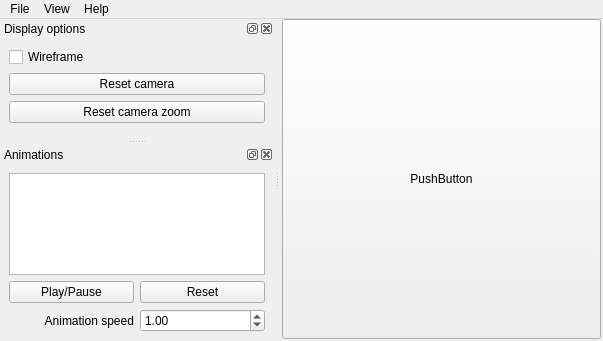
Before: the Qt Designer form ui/mainwindow.ui in mapret/modelviewer, drawn with Qt 5.
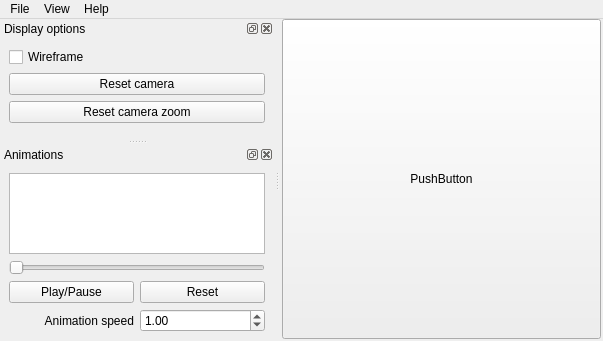
After: the same form once the commit is applied.

Commit message: Added slider which manually changes animation time

```diff
--- a/ui/mainwindow.ui
+++ b/ui/mainwindow.ui
@@ -98,6 +98,19 @@
      <item>
       <widget class="QListWidget" name="lst_animations"/>
      </item>
+     <item>
+      <widget class="QSlider" name="sld_current_time">
+       <property name="maximum">
+        <number>30</number>
+       </property>
+       <property name="pageStep">
+        <number>10</number>
+       </property>
+       <property name="orientation">
+        <enum>Qt::Horizontal</enum>
+       </property>
+      </widget>
+     </item>
      <item>
       <layout class="QHBoxLayout" name="horizontalLayout">
        <item>
```
The commit also changes 6 other files.
